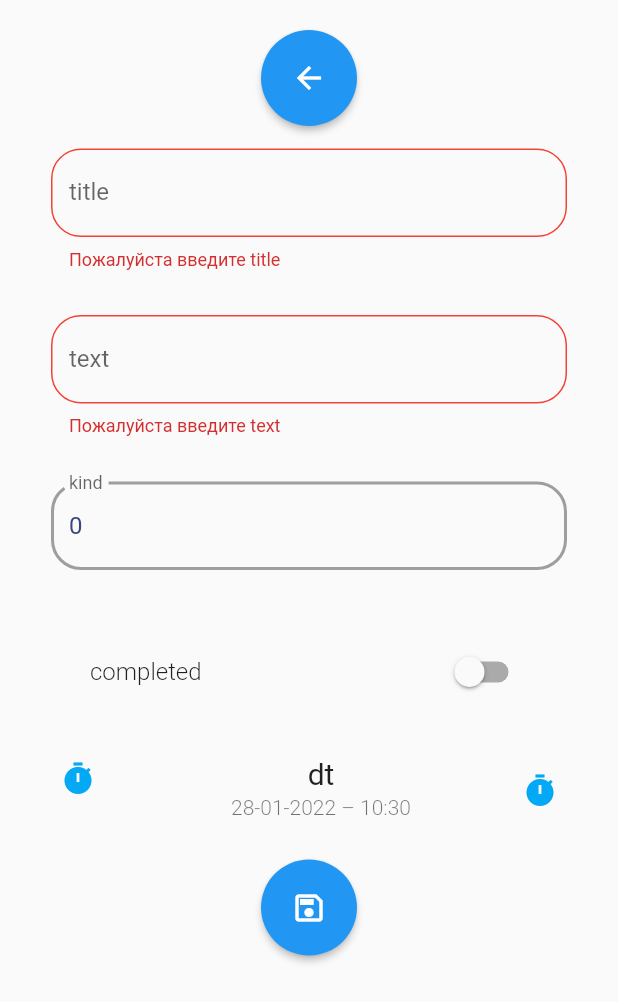
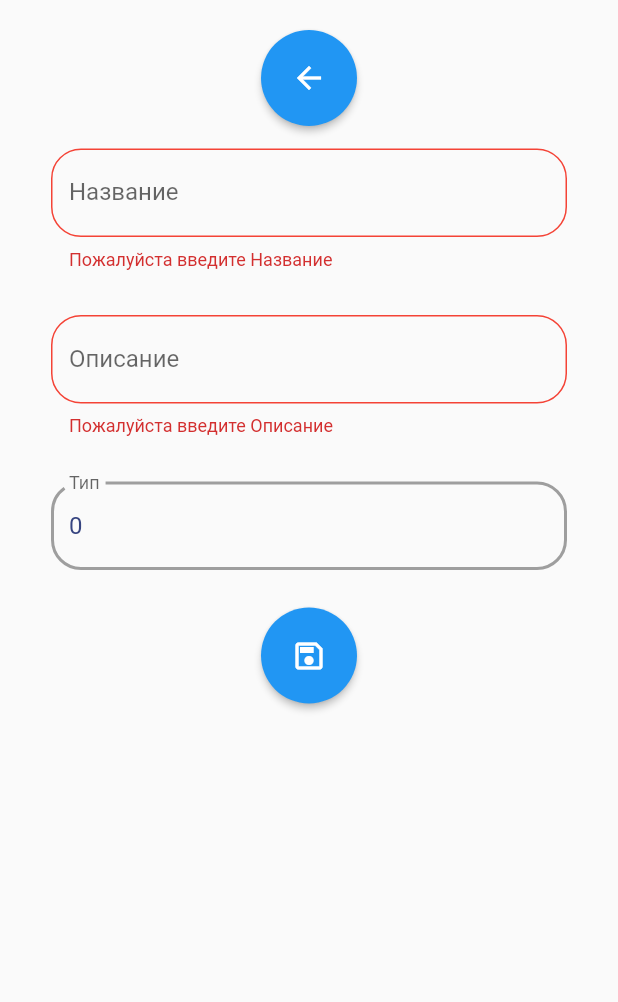
Before and after one commit to ksushkin422/z_api, a Flutter app: the AddItem screen opened directly, after a tap on the "save" icon, on a phone screen of 412 x 824 dp. Shown: the top 1002 px of the screen. Run offline on Flutter 3.47's test engine with Material 2 defaults, Android fonts, the phone set to English and light mode, and no system bars; our stand-ins replace date_format, dio, rxdart; missing offline and left inert: masonry_grid; network calls fail.

Commit message:
try to put Ready for your cards !

```diff
--- a/lib/ui/new_item_form.dart
+++ b/lib/ui/new_item_form.dart
@@ -26,22 +26,6 @@ class _AddItemState extends State<AddItem> {
   int kind = 0;
   bool completed = false;
 
-  _selectDate(BuildContext context) async {
-    final DateTime? picked = await showDatePicker(
-        context: context,
-        initialDate: dt,
-        initialDatePickerMode: DatePickerMode.day,
-        firstDate: DateTime(2015),
-        lastDate: DateTime(2101));
-
-    if (picked != null && picked != selectedDate) {
-      setState(() {
-        selectedDate = picked;
-        dt = selectedDate;
-      });
-    }
-  }
-
   @override
   Widget build(BuildContext context) {
     return Scaffold(
@@ -66,7 +50,6 @@ class _AddItemState extends State<AddItem> {
                         shape: MaterialStateProperty.all(CircleBorder()),
                         padding: MaterialStateProperty.all(EdgeInsets.all(20)),
                         backgroundColor: MaterialStateProperty.all(Colors.blue),
-                        // <-- Button color
                         overlayColor:
                             MaterialStateProperty.resolveWith<Color?>((states) {
                           if (states.contains(MaterialState.pressed))
@@ -80,7 +63,7 @@ class _AddItemState extends State<AddItem> {
                         child: TextFormField(
                             validator: (value) {
                               if (value!.isEmpty)
-                                return 'Пожалуйста введите title';
+                                return 'Пожалуйста введите Название';
                             },
                             autofocus: false,
                             onChanged: (val) {
@@ -88,7 +71,7 @@ class _AddItemState extends State<AddItem> {
                             },
                             initialValue: title,
                             decoration: InputDecoration(
-                              labelText: "title",
+                              labelText: "Название",
                               border: OutlineInputBorder(
                                 borderRadius: BorderRadius.circular(20.0),
                                 borderSide: BorderSide(
@@ -121,14 +104,14 @@ class _AddItemState extends State<AddItem> {
                         child: TextFormField(
                             validator: (value) {
                               if (value!.isEmpty)
-                                return 'Пожалуйста введите text';
+                                return 'Пожалуйста введите Описание';
                             },
                             onChanged: (val) {
                               text = val;
                             },
                             initialValue: text,
                             decoration: InputDecoration(
-                              labelText: "text",
+                              labelText: "Описание",
                               border: OutlineInputBorder(
                                 borderRadius: BorderRadius.circular(20.0),
                                 borderSide: BorderSide(
@@ -161,7 +144,7 @@ class _AddItemState extends State<AddItem> {
                         child: TextFormField(
                             validator: (value) {
                               if (value!.isEmpty)
-                                return 'Пожалуйста введите kind';
+                                return 'Пожалуйста введите Тип';
                             },
                             onChanged: (val) {
                               kind = int.parse(val);
@@ -175,7 +158,7 @@ class _AddItemState extends State<AddItem> {
                               FilteringTextInputFormatter.digitsOnly
                             ],
                             decoration: InputDecoration(
-                              labelText: "kind",
+                              labelText: "Тип",
                               border: OutlineInputBorder(
                                 borderRadius: BorderRadius.circular(20.0),
                                 borderSide: BorderSide(
@@ -203,46 +186,6 @@ class _AddItemState extends State<AddItem> {
                               ),
                             ))),
                     const SizedBox(height: 10.0),
-                    Padding(
-                        padding:
-                            EdgeInsets.symmetric(horizontal: 20, vertical: 15),
-                        child: SwitchListTile(
-                          title: Text(
-                            'completed',
-                            style: TextStyle(fontWeight: FontWeight.w300),
-                          ),
-                          value: completed,
-                          onChanged: (bool value) {
-                            setState(() {
-                              developer.log('${value}');
-                              completed = value;
-                              // trainingTest=value;
-                            });
-                          },
-                        )),
-                    ListTile(
-                      subtitle: Text(
-                        '${DateFormat('dd-MM-yyyy – kk:mm').format(selectedDate)}',
-                        textAlign: TextAlign.center,
-                        style: TextStyle(fontWeight: FontWeight.w300),
-                        // '${formatDate(DateFormat(r'''yyyy-MM-dd''').parse(item.dt), [d, ' ', MM, ' ', yyyy]).toLowerCase()}', textAlign: TextAlign.end, style: TextStyle( fontWeight: FontWeight.w300),
-                      ),
-                      title: Text(
-                        'dt',
-                        textAlign: TextAlign.center,
-                        style: TextStyle(fontSize: 20.0),
-                      ),
-                      leading: Icon(
-                        Icons.timer,
-                        color: Colors.lightBlue,
-                      ),
-                      trailing: Icon(
-                        Icons.timer,
-                        color: Colors.lightBlue,
-                      ),
-                      onTap: () => _selectDate(context),
-                    ),
-                    const SizedBox(height: 10.0),
                     ElevatedButton(
                       onPressed: () async {
                         if (this._formKey.currentState!.validate()) {
@@ -250,8 +193,8 @@ class _AddItemState extends State<AddItem> {
                             "title": title,
                             "text": text,
                             "kind": kind,
-                            "completed": completed,
-                            "dt": '$selectedDate'
+                            "completed": false,
+                            "dt": '$dt'
                           };
                           developer.log('req_new_item');
                           developer.log('${req_new_item}');
@@ -264,7 +207,6 @@ class _AddItemState extends State<AddItem> {
                         shape: MaterialStateProperty.all(CircleBorder()),
                         padding: MaterialStateProperty.all(EdgeInsets.all(20)),
                         backgroundColor: MaterialStateProperty.all(Colors.blue),
-                        // <-- Button color
                         overlayColor:
                             MaterialStateProperty.resolveWith<Color?>((states) {
                           if (states.contains(MaterialState.pressed))
--- a/lib/ui/update_item_form.dart
+++ b/lib/ui/update_item_form.dart
@@ -34,25 +34,12 @@ class _UpdateItemState extends State<UpdateItem> {
 
   _UpdateItemState(this.item);
 
-  _selectDate(BuildContext context) async {
-    final DateTime? picked = await showDatePicker(
-        context: context,
-        initialDate: dt,
-        initialDatePickerMode: DatePickerMode.day,
-        firstDate: DateTime(2015),
-        lastDate: DateTime(2101));
-
-    if (picked != null && picked != selectedDate) {
-      setState(() {
-        selectedDate = picked;
-        dt = selectedDate;
-        date_change = 1;
-      });
-    }
-  }
 
   @override
   Widget build(BuildContext context) {
+    developer.log('dtdtdtdtdttdtdtd');
+    developer.log('${dt}');
+    developer.log('${selectedDate}');
     return Scaffold(
       body: SingleChildScrollView(
           padding: EdgeInsets.symmetric(
@@ -75,7 +62,6 @@ class _UpdateItemState extends State<UpdateItem> {
                         shape: MaterialStateProperty.all(CircleBorder()),
                         padding: MaterialStateProperty.all(EdgeInsets.all(20)),
                         backgroundColor: MaterialStateProperty.all(Colors.blue),
-                        // <-- Button color
                         overlayColor:
                             MaterialStateProperty.resolveWith<Color?>((states) {
                           if (states.contains(MaterialState.pressed))
@@ -89,7 +75,7 @@ class _UpdateItemState extends State<UpdateItem> {
                         child: TextFormField(
                             validator: (value) {
                               if (value!.isEmpty)
-                                return 'Пожалуйста введите title';
+                                return 'Пожалуйста введите Название';
                             },
                             autofocus: false,
                             onChanged: (val) {
@@ -97,7 +83,7 @@ class _UpdateItemState extends State<UpdateItem> {
                             },
                             initialValue: item.title,
                             decoration: InputDecoration(
-                              labelText: "title",
+                              labelText: "Название",
                               border: OutlineInputBorder(
                                 borderRadius: BorderRadius.circular(20.0),
                                 borderSide: BorderSide(
@@ -130,14 +116,14 @@ class _UpdateItemState extends State<UpdateItem> {
                         child: TextFormField(
                             validator: (value) {
                               if (value!.isEmpty)
-                                return 'Пожалуйста введите text';
+                                return 'Пожалуйста введите Описание';
                             },
                             onChanged: (val) {
                               text = val;
                             },
                             initialValue: item.text,
                             decoration: InputDecoration(
-                              labelText: "text",
+                              labelText: "Описание",
                               border: OutlineInputBorder(
                                 borderRadius: BorderRadius.circular(20.0),
                                 borderSide: BorderSide(
@@ -170,7 +156,7 @@ class _UpdateItemState extends State<UpdateItem> {
                         child: TextFormField(
                             validator: (value) {
                               if (value!.isEmpty)
-                                return 'Пожалуйста введите kind';
+                                return 'Пожалуйста введите тип';
                             },
                             onChanged: (val) {
                               kind = int.parse(val);
@@ -184,7 +170,7 @@ class _UpdateItemState extends State<UpdateItem> {
                               FilteringTextInputFormatter.digitsOnly
                             ],
                             decoration: InputDecoration(
-                              labelText: "kind",
+                              labelText: "Тип",
                               border: OutlineInputBorder(
                                 borderRadius: BorderRadius.circular(20.0),
                                 borderSide: BorderSide(
@@ -217,7 +203,7 @@ class _UpdateItemState extends State<UpdateItem> {
                             EdgeInsets.symmetric(horizontal: 20, vertical: 15),
                         child: SwitchListTile(
                           title: Text(
-                            'completed',
+                            'Выполнено',
                             style: TextStyle(fontWeight: FontWeight.w300),
                           ),
                           value: item.completed,
@@ -225,56 +211,23 @@ class _UpdateItemState extends State<UpdateItem> {
                             setState(() {
                               developer.log('${value}');
                               completed = value;
+                              item.completed =value;
                               completed_change = 1;
                               // trainingTest=value;
                             });
                           },
                         )),
-                    ListTile(
-                      subtitle: Text(
-                        '${DateFormat('dd-MM-yyyy – kk:mm').format(selectedDate)}',
-                        textAlign: TextAlign.center,
-                        style: TextStyle(fontWeight: FontWeight.w300),
-                        // '${formatDate(DateFormat(r'''yyyy-MM-dd''').parse(item.dt), [d, ' ', MM, ' ', yyyy]).toLowerCase()}', textAlign: TextAlign.end, style: TextStyle( fontWeight: FontWeight.w300),
-                      ),
-                      title: Text(
-                        'dt',
-                        textAlign: TextAlign.center,
-                        style: TextStyle(fontSize: 20.0),
-                      ),
-                      leading: const Icon(
-                        Icons.timer,
-                        color: Colors.lightBlue,
-                      ),
-                      trailing: const Icon(
-                        Icons.timer,
-                        color: Colors.lightBlue,
-                      ),
-                      onTap: () => _selectDate(context),
-                    ),
                     const SizedBox(height: 10.0),
                     ElevatedButton(
                       onPressed: () async {
                         if (this._formKey.currentState!.validate()) {
-                          //
-                          // Map req_new_item = {
-                          //   "title": title,
-                          //   "text": text,
-                          //   "kind": kind,
-                          //   "completed": completed,
-                          //   "dt": '$selectedDate'
-                          // };
-                          // developer.log('req_new_item');
-                          // developer.log('${req_new_item}');
-                          // bloc.newItem(req_new_item);
                           await bloc.updateItem(
-                              (title!='')?title:item.title,
-                              (text!='')?text:item.text,
-                              (kind!=0)?kind:item.kind,
-                              (completed_change!=0)?completed:item.completed,
-                              (date_change!=0)?dt:item.dt,
-                            item.id
-                          );
+                              (title != '') ? title : item.title,
+                              (text != '') ? text : item.text,
+                              (kind != 0) ? kind : item.kind,
+                              item.completed,
+                              selectedDate,
+                              item.id);
                           developer.log('обновился');
                           Navigator.pop(context);
                         }
@@ -284,7 +237,6 @@ class _UpdateItemState extends State<UpdateItem> {
                         shape: MaterialStateProperty.all(CircleBorder()),
                         padding: MaterialStateProperty.all(EdgeInsets.all(20)),
                         backgroundColor: MaterialStateProperty.all(Colors.blue),
-                        // <-- Button color
                         overlayColor:
                             MaterialStateProperty.resolveWith<Color?>((states) {
                           if (states.contains(MaterialState.pressed))
```
Also changed, not shown: lib/ui/home.dart (+14 -11 lines).
